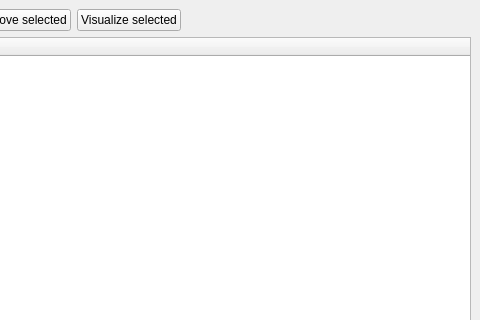
Before: the Qt Designer form qt-workbench/xml_viewer.ui in lignumsystem/lignum-core, drawn with Qt 5; both pictures show x 125 to 605 and y 0 to 320 of the 605 by 706 pixel window.
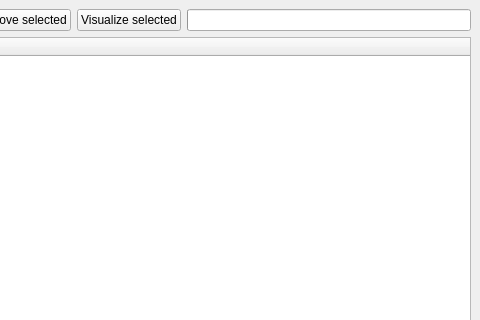
After: the same form once the commit is applied. Custom widgets are drawn as their Qt base class.

What changed in the file:
```diff
--- a/qt-workbench/xml_viewer.ui
+++ b/qt-workbench/xml_viewer.ui
@@ -60,17 +60,23 @@
         </widget>
        </item>
        <item>
-        <spacer>
+        <widget class="QProgressBar" name="progressBar" >
+         <property name="enabled" >
+          <bool>true</bool>
+         </property>
+         <property name="maximum" >
+          <number>100</number>
+         </property>
+         <property name="value" >
+          <number>0</number>
+         </property>
+         <property name="textVisible" >
+          <bool>false</bool>
+         </property>
          <property name="orientation" >
           <enum>Qt::Horizontal</enum>
          </property>
-         <property name="sizeHint" >
-          <size>
-           <width>71</width>
-           <height>20</height>
-          </size>
-         </property>
-        </spacer>
+        </widget>
        </item>
       </layout>
      </item>
```
